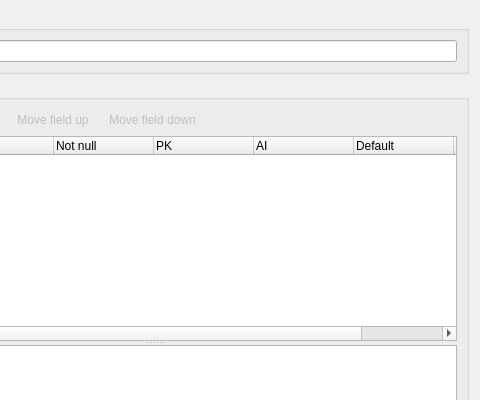
Above: src/EditTableDialog.ui from sqlitebrowser/sqlitebrowser before the change; both pictures show x 170 to 650 and y 0 to 400 of the 650 by 600 pixel window. Below: the same form after it.
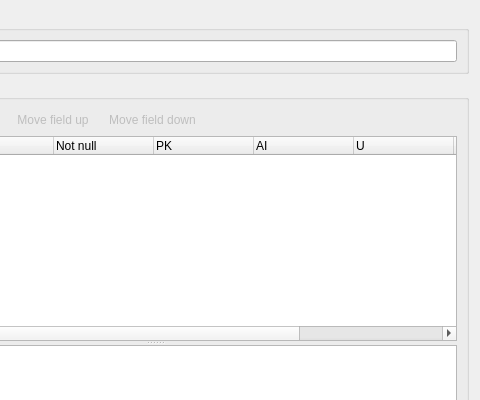
That is the form after the change. Icons and pictures are not drawn.

Commit message: edittable: add ability to set the unique constraint on a table

```diff
--- a/src/EditTableDialog.ui
+++ b/src/EditTableDialog.ui
@@ -213,6 +213,14 @@
               <string>Autoincrement</string>
              </property>
             </column>
+            <column>
+             <property name="text">
+              <string>U</string>
+             </property>
+             <property name="toolTip">
+              <string>Unique</string>
+             </property>
+            </column>
             <column>
              <property name="text">
               <string>Default</string>
```
The commit also changes 2 other files.
